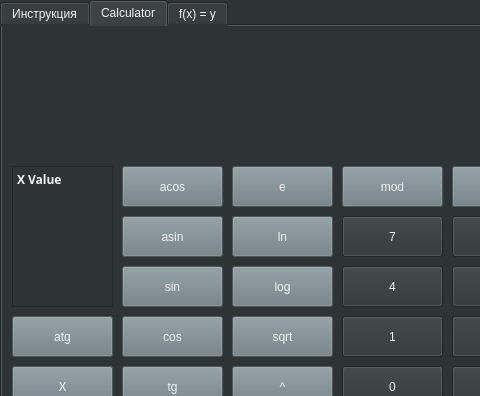
Qt form Front/mainwindow.ui (Arnisfet/Smart_Calc) before a commit; both pictures show x 0 to 480 and y 0 to 396 of the 789 by 477 pixel window.
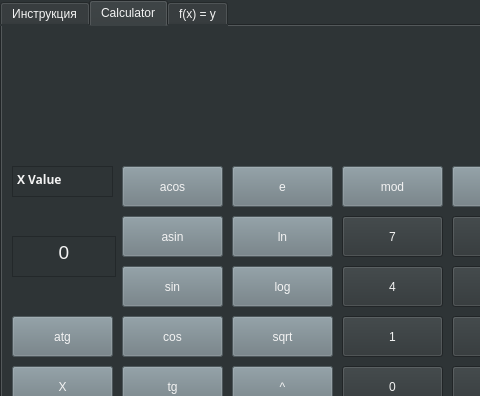
The same form after that commit.

```diff
--- a/Front/mainwindow.ui
+++ b/Front/mainwindow.ui
@@ -312,7 +312,7 @@
         <x>10</x>
         <y>140</y>
         <width>101</width>
-        <height>141</height>
+        <height>31</height>
        </rect>
       </property>
       <property name="font">
@@ -614,6 +614,24 @@
        <string>7</string>
       </property>
      </widget>
+     <widget class="QTextEdit" name="XText">
+      <property name="geometry">
+       <rect>
+        <x>10</x>
+        <y>210</y>
+        <width>104</width>
+        <height>41</height>
+       </rect>
+      </property>
+      <property name="html">
+       <string>&lt;!DOCTYPE HTML PUBLIC &quot;-//W3C//DTD HTML 4.0//EN&quot; &quot;http://www.w3.org/TR/REC-html40/strict.dtd&quot;&gt;
+&lt;html&gt;&lt;head&gt;&lt;meta name=&quot;qrichtext&quot; content=&quot;1&quot; /&gt;&lt;meta charset=&quot;utf-8&quot; /&gt;&lt;style type=&quot;text/css&quot;&gt;
+p, li { white-space: pre-wrap; }
+hr { height: 1px; border-width: 0; }
+&lt;/style&gt;&lt;/head&gt;&lt;body style=&quot; font-family:'Ubuntu Mono Italic'; font-size:14pt; font-weight:400; font-style:normal;&quot;&gt;
+&lt;p align=&quot;center&quot; style=&quot; margin-top:0px; margin-bottom:0px; margin-left:0px; margin-right:0px; -qt-block-indent:0; text-indent:0px;&quot;&gt;0&lt;/p&gt;&lt;/body&gt;&lt;/html&gt;</string>
+      </property>
+     </widget>
     </widget>
     <widget class="QWidget" name="tab_2">
      <attribute name="title">
```
